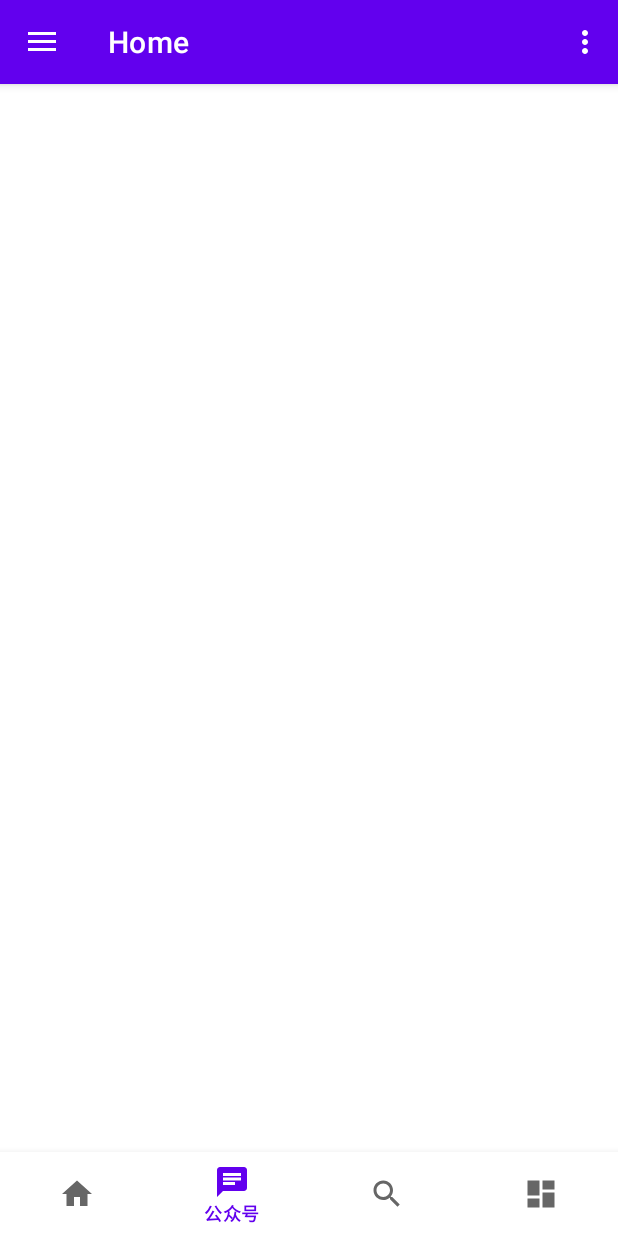
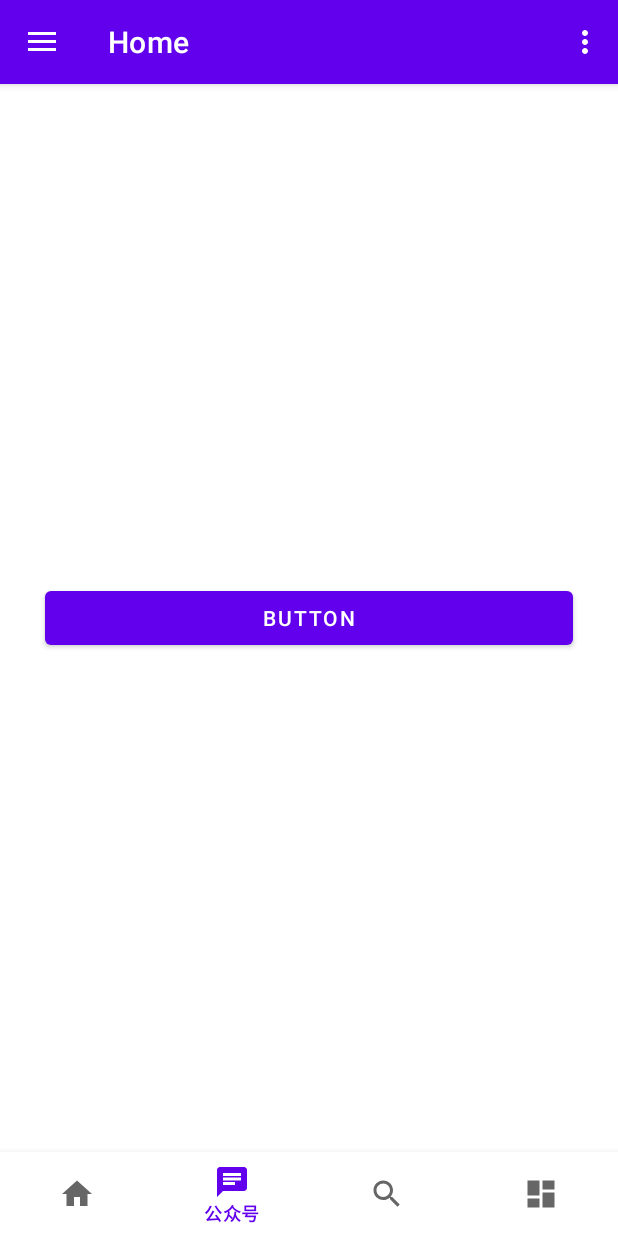
Before and after one commit to iflove/Hunter, an Android app: the screen it shows after launch (MainActivity), item 2 of the bottom bar chosen, on a phone screen of 412 x 824 dp. Run offline under Robolectric (Android 15) with nearby library versions, the phone set to English and light mode, and no system bars; our stand-ins replace Room's generated code, navigation-ui; libraries missing offline, so code that uses them is left out: com.chad.library, com.tencent.mars, com.tencent.smtt, com.youth.banner; pictures from the network do not load; 14 statements that could not run were skipped.

Commit message:
[ *] 完善gank

```diff
--- /dev/null
+++ b/wanandroid/src/main/java/com/androidz/wanandroid/arch/api/GankService.kt
@@ -0,0 +1,33 @@
+package com.androidz.wanandroid.arch.api
+
+import com.androidz.wanandroid.arch.api.data.Banner2
+import com.androidz.wanandroid.arch.api.data.GankResponse
+import com.androidz.wanandroid.arch.api.data.GirlData
+import retrofit2.http.GET
+import retrofit2.http.Path
+
+/**
+ *  thanks https://gank.io/api
+ * Created by rentianlong on 2020/7/6
+ */
+interface GankService {
+
+    /**
+     * 首页banner轮播 API
+     */
+    @GET("/api/v2/banners")
+    suspend fun banners(): GankResponse<Banner2>
+
+    /**
+     * 分类数据 API
+     * https://gank.io/api/v2/data/category/Girl/type/Girl/page/1/count/50
+     */
+    @GET("/api/v2/data/category/{category}/type/{type}/page/{page}/count/{count}")
+    suspend fun categoryData(
+        @Path("category") category: String,
+        @Path("type") type: String,
+        @Path("page") page: Int = 1,
+        @Path("count") count: Int = 50
+    ): GankResponse<GirlData>
+
+}
--- a/wanandroid/src/main/java/com/androidz/wanandroid/arch/core/ObjectFactory.kt
+++ b/wanandroid/src/main/java/com/androidz/wanandroid/arch/core/ObjectFactory.kt
@@ -8,4 +8,5 @@ package com.androidz.wanandroid.arch.core
 object ObjectFactory {
 
     fun WanAppRepository() = com.androidz.wanandroid.arch.repository.WanAppRepository()
+    fun GankAppRepository() = com.androidz.wanandroid.arch.repository.GankAppRepository()
 }
--- a/wanandroid/src/main/java/com/androidz/wanandroid/arch/repository/RepositoryKt.kt
+++ b/wanandroid/src/main/java/com/androidz/wanandroid/arch/repository/RepositoryKt.kt
@@ -1,6 +1,8 @@
 package com.androidz.wanandroid.arch.repository
 
 import com.androidz.toolkitlibrary.KitException
+import com.androidz.wanandroid.arch.api.GankService
+import com.androidz.wanandroid.arch.api.data.GankResponse
 import com.androidz.wanandroid.arch.api.data.WanResponse
 import com.androidz.wanandroid.arch.core.Result
 import com.androidz.wanandroid.arch.core.SingletonFactory
@@ -48,5 +50,27 @@ class WanAppRepository : AppRepository() {
 }
 
 class GankAppRepository : AppRepository() {
+    val gankService = SingletonFactory.get.component1().ganService
 
+    inner class GankApiException(message: String) : KitException(message)
+
+    // diff 上面
+    suspend fun <T> map(api: GankService = gankService,
+                        call: suspend GankService.() -> GankResponse<T>
+    ): Result<T> {
+        val runCatching = kotlin.runCatching { call(api) }
+        return when {
+            runCatching.isSuccess -> {
+                val gankResponse = runCatching.getOrNull()!!
+                if (gankResponse.status != 100) {
+                    Result.Error(GankApiException(gankResponse.status.toString()))
+                } else {
+                    Result.Success(gankResponse.data)
+                }
+            }
+            else -> {
+                Result.Error(runCatching.exceptionOrNull()!!)
+            }
+        }
+    }
 }
--- a/wanandroid/src/main/java/com/androidz/wanandroid/ui/blog/BlogFragment.kt
+++ b/wanandroid/src/main/java/com/androidz/wanandroid/ui/blog/BlogFragment.kt
@@ -1,10 +1,23 @@
 package com.androidz.wanandroid.ui.blog
 
+import androidx.fragment.app.viewModels
+import androidx.lifecycle.Observer
+import com.androidz.logextlibrary.log
+import com.androidz.wanandroid.R
 import com.androidz.wanandroid.ui.base.AppBaseFragment
+import com.androidz.wanandroid.ui.gank.GankViewModel
 
 /**
  *
  * Created by rentianlong on 2020/7/3
  */
-class BlogFragment : AppBaseFragment() {
+class BlogFragment : AppBaseFragment(R.layout.fragment_blog) {
+    val gankViewModel: GankViewModel by viewModels()
+
+    override fun initView() {
+        super.initView()
+        gankViewModel.banner2.observe(this, Observer {
+            log.d("test", it.title)
+        })
+    }
 }
--- /dev/null
+++ b/wanandroid/src/main/java/com/androidz/wanandroid/ui/gank/GankViewModel.kt
@@ -0,0 +1,24 @@
+package com.androidz.wanandroid.ui.gank
+
+import androidx.lifecycle.liveData
+import com.androidz.wanandroid.arch.core.ObjectFactory
+import com.androidz.wanandroid.utility.viewmodel.AppViewModel
+
+/**
+ *
+ * Created by rentianlong on 2020/7/6
+ */
+class GankViewModel : AppViewModel() {
+
+    private val gank = ObjectFactory.GankAppRepository()
+
+
+    val banner2 = liveData {
+        gank.map { banners() }
+            .onSuccess {
+                emit(it)
+            }.onFailure {
+
+            }
+    }
+}
--- a/wanandroid/src/main/java/com/androidz/wanandroid/ui/home/HomeFragment.kt
+++ b/wanandroid/src/main/java/com/androidz/wanandroid/ui/home/HomeFragment.kt
@@ -4,11 +4,10 @@ import androidx.fragment.app.Fragment
 import com.androidz.toolkitlibrary.createNew
 import com.androidz.wanandroid.R
 import com.androidz.wanandroid.ui.base.AppBaseFragment
-import com.androidz.wanandroid.ui.main.nav.NavFragment
-import com.androidz.wanandroid.ui.main.square.SquareFragment
-import com.androidz.wanandroid.ui.main.system.SystemFragment
+import com.androidz.wanandroid.ui.blog.BlogFragment
 import com.androidz.wanandroid.ui.main.MainFragment
 import com.androidz.wanandroid.ui.project.ProjectFragment
+import com.androidz.wanandroid.ui.search.SearchFragment
 import com.androidz.wanandroid.utility.adapter.AppFragmentStateAdapter
 import kotlinx.android.synthetic.main.fragment_home.*
 
@@ -18,10 +17,9 @@ class HomeFragment : AppBaseFragment(layoutId = R.layout.fragment_home) {
         mutableListOf<Fragment>()
             .apply {
                 add(createNew<MainFragment>())
+                add(createNew<BlogFragment>())
+                add(createNew<SearchFragment>())
                 add(createNew<ProjectFragment>())
-                add(createNew<SquareFragment>())
-                add(createNew<SystemFragment>())
-                add(createNew<NavFragment>())
             }
     }
 
--- a/wanandroid/src/main/java/com/androidz/wanandroid/ui/login/LoginViewModel.kt
+++ b/wanandroid/src/main/java/com/androidz/wanandroid/ui/login/LoginViewModel.kt
@@ -5,7 +5,6 @@ import androidx.lifecycle.MutableLiveData
 import com.androidz.dblibrary.pref.RoomPreferences
 import com.androidz.wanandroid.arch.api.data.User
 import com.androidz.wanandroid.arch.core.ObjectFactory
-import com.androidz.wanandroid.arch.repository.WanAppRepository
 import com.androidz.wanandroid.utility.IS_LOGIN
 import com.androidz.wanandroid.utility.USER_INFO
 import com.androidz.wanandroid.utility.viewmodel.AppViewModel
@@ -16,7 +15,7 @@ import com.androidz.wanandroid.utility.viewmodel.io
  * Created by rentianlong on 2020/7/5
  */
 class LoginViewModel : AppViewModel() {
-    private val wanAppRepository: WanAppRepository = ObjectFactory.WanAppRepository()
+    private val wanAppRepository = ObjectFactory.WanAppRepository()
 
     data class LoginUiState(val loading: Boolean = false, val user: User? = null)
 
--- a/wanandroid/src/main/java/com/androidz/wanandroid/ui/main/MainFragment.kt
+++ b/wanandroid/src/main/java/com/androidz/wanandroid/ui/main/MainFragment.kt
@@ -7,9 +7,9 @@ import com.androidz.toolkitlibrary.ResUtil
 import com.androidz.toolkitlibrary.createNew
 import com.androidz.wanandroid.R
 import com.androidz.wanandroid.ui.base.AppBaseFragment
-import com.androidz.wanandroid.ui.blog.BlogFragment
 import com.androidz.wanandroid.ui.main.index.IndexFragment
 import com.androidz.wanandroid.ui.main.nav.NavFragment
+import com.androidz.wanandroid.ui.main.square.SquareFragment
 import com.androidz.wanandroid.ui.main.system.SystemFragment
 import com.androidz.wanandroid.ui.project.ProjectFragment
 import com.androidz.wanandroid.utility.adapter.AppFragmentStateAdapter
@@ -27,7 +27,7 @@ class MainFragment : AppBaseFragment(R.layout.fragment_main) {
         mutableListOf<Fragment>()
             .apply {
                 add(createNew<IndexFragment>())
-                add(createNew<BlogFragment>())
+                add(createNew<SquareFragment>())
                 add(createNew<ProjectFragment>())
                 add(createNew<SystemFragment>())
                 add(createNew<NavFragment>())
--- a/wanandroid/src/main/java/com/androidz/wanandroid/utility/net/AppRetrofitClient.kt
+++ b/wanandroid/src/main/java/com/androidz/wanandroid/utility/net/AppRetrofitClient.kt
@@ -4,6 +4,7 @@ import com.androidz.logextlibrary.Logger
 import com.androidz.networklibrary.BaseRetrofitClient
 import com.androidz.toolkitlibrary.NetKt
 import com.androidz.wanandroid.arch.api.AndroidService
+import com.androidz.wanandroid.arch.api.GankService
 import com.androidz.wanandroid.arch.core.SingletonFactory
 import okhttp3.Cache
 import okhttp3.Interceptor
@@ -22,7 +23,7 @@ object AppRetrofitClient : BaseRetrofitClient(), HttpLoggingInterceptor.Logger {
         createClientServer<AndroidService>(ServerUris.BASE_WAN_URI)
     }
     val ganService by lazy {
-        createClientServer<AndroidService>(ServerUris.BASE_GAN_URI)
+        createClientServer<GankService>(ServerUris.BASE_GAN_URI)
     }
     val cacheDir by lazy {
         File(SingletonFactory.get.ctx.cacheDir.absolutePath, "OkHttp-Cache")
--- /dev/null
+++ b/wanandroid/src/main/res/layout/fragment_blog.xml
@@ -0,0 +1,15 @@
+<?xml version="1.0" encoding="utf-8"?>
+<LinearLayout xmlns:android="http://schemas.android.com/apk/res/android"
+    android:layout_width="match_parent"
+    android:layout_height="match_parent"
+    android:gravity="center"
+    android:orientation="vertical">
+
+    <Button
+        android:id="@+id/button"
+        android:layout_width="match_parent"
+        android:layout_height="wrap_content"
+        android:layout_margin="30dp"
+        android:layout_gravity="center"
+        android:text="Button" />
+</LinearLayout>
```
Also changed, not shown: wanandroid/src/main/java/com/androidz/wanandroid/arch/api/data/GankDatas.kt (added, +20 -0 lines), wanandroid/src/main/java/com/androidz/wanandroid/arch/api/data/GankResponse.kt (added, +8 -0 lines), wanandroid/src/main/res/drawable/ic_profile.xml (line endings or trailing spaces), 1 other file.
